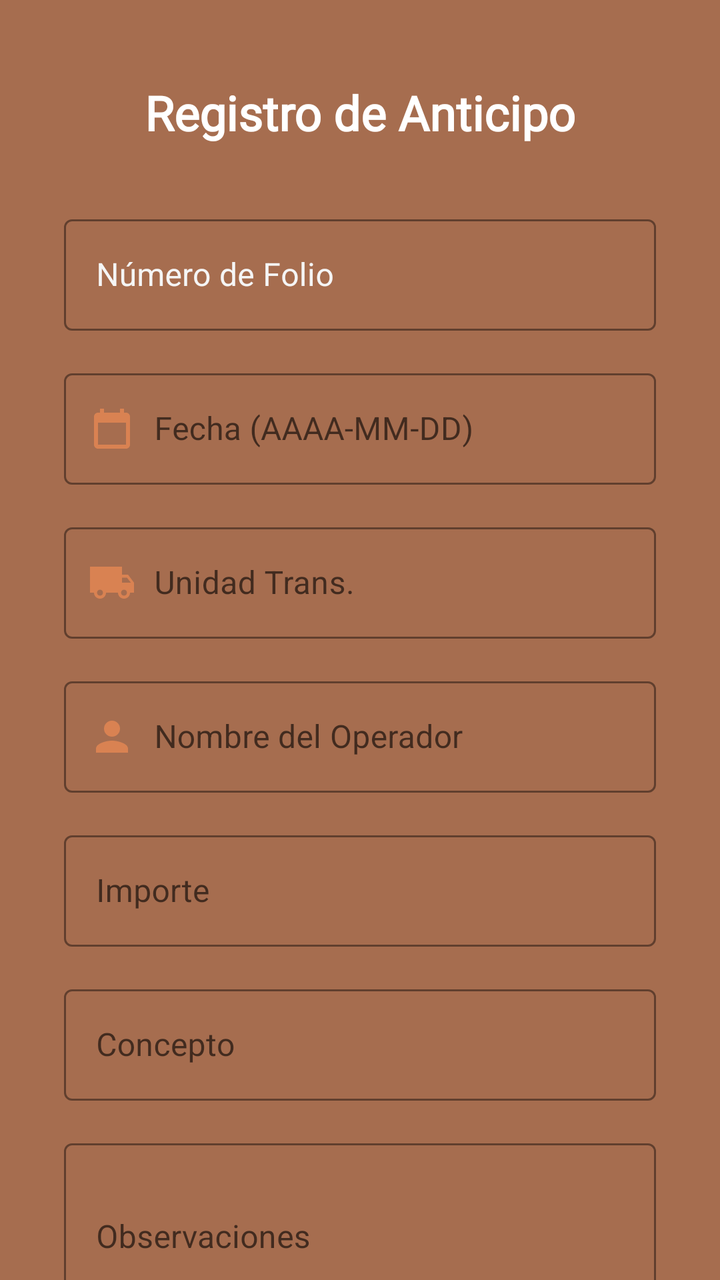
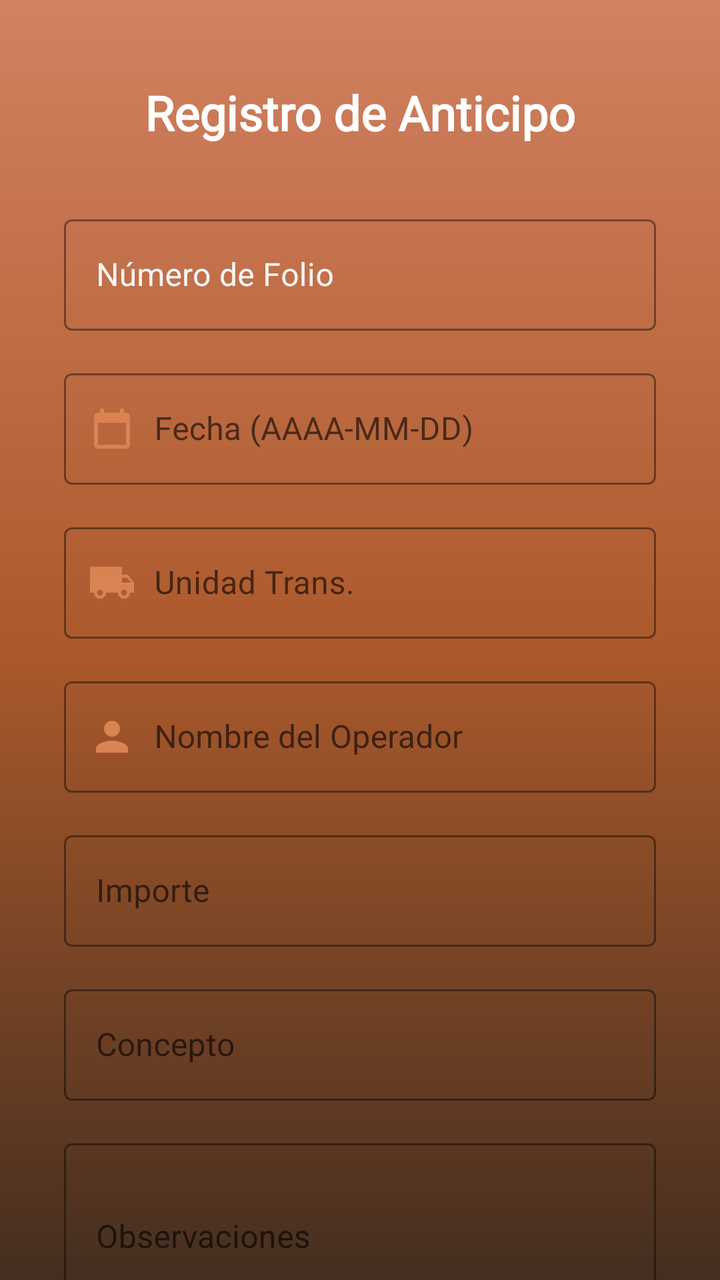

Screens rendered from an Android XML layout before and after an edit, with the pre-edit source and the edit as a unified diff.
<!-- AndroidManifest.xml: application theme Theme.Satori_by_Aristo -->
<!-- res/layout/activity_nuevo_anticipo.xml -->
<?xml version="1.0" encoding="utf-8"?>
<androidx.core.widget.NestedScrollView xmlns:android="http://schemas.android.com/apk/res/android"
    xmlns:app="http://schemas.android.com/apk/res-auto"
    xmlns:tools="http://schemas.android.com/tools"
    android:layout_width="match_parent"
    android:layout_height="match_parent"
    android:background="@color/naranja_fondo"
    android:fillViewport="true"
    tools:context=".Anticipos.NuevoAnticipo">

    <LinearLayout
        android:layout_width="match_parent"
        android:layout_height="wrap_content"
        android:orientation="vertical"
        android:padding="24dp">

        
        <TextView
            android:layout_width="match_parent"
            android:layout_height="wrap_content"
            android:text="Registro de Anticipo"
            android:textColor="@android:color/white"
            android:textSize="24sp"
            android:textStyle="bold"
            android:fontFamily="@font/rob_bold"
            android:layout_marginTop="16dp"
            android:layout_marginBottom="32dp"
            android:gravity="center"/>

        
        <com.google.android.material.textfield.TextInputLayout
            style="@style/Widget.MaterialComponents.TextInputLayout.OutlinedBox"
            android:layout_width="match_parent"
            android:layout_height="wrap_content"
            android:layout_marginHorizontal="8dp"
            android:layout_marginBottom="16dp"
            android:hint="Número de Folio"
            app:boxStrokeColor="@color/naranja_boton"
            app:hintTextColor="@color/blanco_hueso"
            android:textColorHint="@color/blanco_hueso">

            <com.google.android.material.textfield.TextInputEditText
                android:id="@+id/folioAnticipo"
                android:layout_width="match_parent"
                android:layout_height="wrap_content"
                android:inputType="number"
                android:textColor="@android:color/white"
                android:textSize="16sp" />
        </com.google.android.material.textfield.TextInputLayout>

        
        <com.google.android.material.textfield.TextInputLayout
            style="@style/Widget.MaterialComponents.TextInputLayout.OutlinedBox"
            android:layout_width="match_parent"
            android:layout_height="wrap_content"
            android:layout_marginHorizontal="8dp"
            android:layout_marginBottom="16dp"
            android:hint="       Fecha (AAAA-MM-DD)"
            app:startIconDrawable="@drawable/ic_calendar"
            app:startIconTint="@color/naranja_boton"
            app:boxStrokeColor="@color/naranja_boton">

            <com.google.android.material.textfield.TextInputEditText
                android:id="@+id/fechaAnticipo"
                android:layout_width="match_parent"
                android:layout_height="wrap_content"
                 android:textColor="@android:color/white"
                android:textSize="16sp" />
        </com.google.android.material.textfield.TextInputLayout>

        
        <com.google.android.material.textfield.TextInputLayout
            style="@style/Widget.MaterialComponents.TextInputLayout.OutlinedBox"
            android:layout_width="match_parent"
            android:layout_height="wrap_content"
            android:layout_marginHorizontal="8dp"
            android:layout_marginBottom="16dp"
            android:hint="       Unidad Trans."
            app:startIconDrawable="@drawable/ic_truck"
            app:startIconTint="@color/naranja_boton"
            app:boxStrokeColor="@color/naranja_boton">

            <com.google.android.material.textfield.TextInputEditText
                android:id="@+id/operadorAnticipo"
                android:layout_width="match_parent"
                android:layout_height="wrap_content"
                android:inputType="text"
                android:textColor="@android:color/white"
                android:textSize="16sp" />
        </com.google.android.material.textfield.TextInputLayout>

        
        <com.google.android.material.textfield.TextInputLayout
            style="@style/Widget.MaterialComponents.TextInputLayout.OutlinedBox"
            android:layout_width="match_parent"
            android:layout_height="wrap_content"
            android:layout_marginHorizontal="8dp"
            android:layout_marginBottom="16dp"
            android:hint="       Nombre del Operador"
            app:startIconDrawable="@drawable/ic_person"
            app:startIconTint="@color/naranja_boton"
            app:boxStrokeColor="@color/naranja_boton">

            <com.google.android.material.textfield.TextInputEditText
                android:id="@+id/nombreOperadorAnticipo"
                android:layout_width="match_parent"
                android:layout_height="wrap_content"
                android:inputType="textCapWords"
                android:textColor="@android:color/white"
                android:textSize="16sp" />
        </com.google.android.material.textfield.TextInputLayout>

        
        <com.google.android.material.textfield.TextInputLayout
            style="@style/Widget.MaterialComponents.TextInputLayout.OutlinedBox"
            android:layout_width="match_parent"
            android:layout_height="wrap_content"
            android:layout_marginHorizontal="8dp"
            android:layout_marginBottom="16dp"
            android:hint="Importe"
            app:prefixText="$ "
            app:prefixTextColor="@color/naranja_boton"
            app:boxStrokeColor="@color/naranja_boton">

            <com.google.android.material.textfield.TextInputEditText
                android:id="@+id/importeAnticipo"
                android:layout_width="match_parent"
                android:layout_height="wrap_content"
                android:inputType="numberDecimal"
                android:textColor="@android:color/white"
                android:textSize="16sp" />
        </com.google.android.material.textfield.TextInputLayout>

        
        <com.google.android.material.textfield.TextInputLayout
            style="@style/Widget.MaterialComponents.TextInputLayout.OutlinedBox"
            android:layout_width="match_parent"
            android:layout_height="wrap_content"
            android:layout_marginHorizontal="8dp"
            android:layout_marginBottom="16dp"
            android:hint="Concepto"
            app:boxStrokeColor="@color/naranja_boton">

            <com.google.android.material.textfield.TextInputEditText
                android:id="@+id/conceptoAnticipo"
                android:layout_width="match_parent"
                android:layout_height="wrap_content"
                android:inputType="text"
                android:textColor="@android:color/white"
                android:textSize="16sp" />
        </com.google.android.material.textfield.TextInputLayout>

        
        <com.google.android.material.textfield.TextInputLayout
            style="@style/Widget.MaterialComponents.TextInputLayout.OutlinedBox"
            android:layout_width="match_parent"
            android:layout_height="wrap_content"
            android:layout_marginHorizontal="8dp"
            android:layout_marginBottom="32dp"
            android:hint="Observaciones"
            app:boxStrokeColor="@color/naranja_boton">

            <com.google.android.material.textfield.TextInputEditText
                android:id="@+id/observacionesAnticipo"
                android:layout_width="match_parent"
                android:layout_height="wrap_content"
                android:inputType="textMultiLine"
                android:minLines="3"
                android:textColor="@android:color/white"
                android:textSize="16sp" />
        </com.google.android.material.textfield.TextInputLayout>

        
        <LinearLayout
            android:layout_width="match_parent"
            android:layout_height="wrap_content"
            android:orientation="horizontal"
            android:layout_marginHorizontal="8dp"
            android:layout_marginBottom="24dp">

            <com.google.android.material.button.MaterialButton
                android:id="@+id/atrasAnticipo"
                style="@style/Widget.MaterialComponents.Button.OutlinedButton"
                android:layout_width="0dp"
                android:layout_height="56dp"
                android:layout_weight="1"
                android:text="ATRÁS"
                android:textColor="@android:color/white"
                android:layout_marginEnd="8dp"
                app:cornerRadius="16dp"
                app:strokeColor="@android:color/white"
                app:strokeWidth="2dp" />

            <com.google.android.material.button.MaterialButton
                android:id="@+id/guardarAnticipo"
                android:layout_width="0dp"
                android:layout_height="56dp"
                android:layout_weight="1"
                android:text="REGISTRAR"
                app:backgroundTint="@color/naranja_boton"
                android:layout_marginStart="8dp"
                app:cornerRadius="16dp"
                app:elevation="4dp" />
        </LinearLayout>

    </LinearLayout>
</androidx.core.widget.NestedScrollView>
<!-- resources referenced by this layout -->
<resources>
  <color name="blanco_hueso">#F5F5F5</color>
  <color name="naranja_boton">#D98252</color>
  <color name="naranja_fondo">#A66D4F</color>
  <!-- drawable ic_calendar (drawable) -->
  <vector xmlns:android="http://schemas.android.com/apk/res/android"
      android:width="24dp" android:height="24dp"
      android:viewportWidth="24" android:viewportHeight="24"
      android:tint="?attr/colorControlNormal">
  
      <path android:fillColor="@android:color/black"
          android:pathData="M19,4h-1V2h-2v2H8V2H6v2H5c-1.1,0 -2,0.9 -2,2v14c0,1.1 0.9,2 2,2h14c1.1,0 2,-0.9 2,-2V6c0,-1.1 -0.9,-2 -2,-2zm0,16H5V9h14v11z"/>
  </vector>
  <!-- drawable ic_person (drawable) -->
  <vector xmlns:android="http://schemas.android.com/apk/res/android"
      android:width="24dp"
      android:height="24dp"
      android:viewportWidth="24"
      android:viewportHeight="24">
      <path
          android:fillColor="#FF000000"
          android:pathData="M12,12c2.21,0 4,-1.79 4,-4s-1.79,-4 -4,-4 -4,1.79 -4,4 1.79,4 4,4zM12,14c-2.67,0 -8,1.34 -8,4v2h16v-2c0,-2.66 -5.33,-4 -8,-4z"/>
  </vector>
  <!-- drawable ic_truck (drawable) -->
  <vector xmlns:android="http://schemas.android.com/apk/res/android"
  android:width="24dp"
  android:height="24dp"
  android:viewportWidth="24"
  android:viewportHeight="24"
  android:tint="?attr/colorControlNormal">
  
  <path
      android:fillColor="@android:color/black"
      android:pathData="M20,8h-3V4H1v13h2c0,1.66 1.34,3 3,3s3,-1.34 3,-3h6c0,1.66 1.34,3 3,3s3,-1.34 3,-3h2v-5L20,8zM6,18.5c-0.83,0 -1.5,-0.67 -1.5,-1.5s0.67,-1.5 1.5,-1.5s1.5,0.67 1.5,1.5S6.83,18.5 6,18.5zM18,18.5c-0.83,0 -1.5,-0.67 -1.5,-1.5s0.67,-1.5 1.5,-1.5s1.5,0.67 1.5,1.5S18.83,18.5 18,18.5zM17,12V9.5h2.5l1.97,2.5H17z"/>
  </vector>
  <style name="Theme.Satori_by_Aristo" parent="Theme.MaterialComponents.DayNight.DarkActionBar">
          
          <item name="colorPrimary">@color/orange</item>
          <item name="colorPrimaryVariant">@color/orange_dark</item>
          <item name="colorOnPrimary">@color/white</item>
          <item name="colorSecondary">@color/grey</item>
          <item name="colorOnSecondary">@color/black</item>
      </style>
  <color name="orange">#FF9800</color>
  <color name="orange_dark">#F57C00</color>
  <color name="white">#FFFFFFFF</color>
  <color name="grey">#BF040303</color>
  <color name="black">#FF000000</color>
</resources>

<!-- the commit's change to res/layout/activity_nuevo_anticipo.xml (unified diff, before → after) -->
@@ -4,7 +4,7 @@
     xmlns:tools="http://schemas.android.com/tools"
     android:layout_width="match_parent"
     android:layout_height="match_parent"
-    android:background="@color/naranja_fondo"
+    android:background="@drawable/bg_gradient"
     android:fillViewport="true"
     tools:context=".Anticipos.NuevoAnticipo">
 
<!-- resource entries referenced after the edit -->
@@ -2,7 +2,15 @@
 <resources>
   <color name="blanco_hueso">#F5F5F5</color>
   <color name="naranja_boton">#D98252</color>
-  <color name="naranja_fondo">#A66D4F</color>
+  <!-- drawable bg_gradient (drawable) -->
+  <shape xmlns:android="http://schemas.android.com/apk/res/android"
+      android:shape="rectangle">
+      <gradient
+          android:startColor="#442E1F"
+          android:centerColor="#AC5A2C"
+          android:endColor="#D28161"
+          android:angle="90"/>
+  </shape>
   <!-- drawable ic_calendar (drawable) -->
   <vector xmlns:android="http://schemas.android.com/apk/res/android"
       android:width="24dp" android:height="24dp"
@@ -41,6 +49,12 @@
           <item name="colorOnPrimary">@color/white</item>
           <item name="colorSecondary">@color/grey</item>
           <item name="colorOnSecondary">@color/black</item>
+  
+          
+          <item name="android:statusBarColor">@color/orange_dark</item> 
+          <item name="android:windowDrawsSystemBarBackgrounds">true</item> 
+          <item name="windowActionBar">true</item>
+          <item name="windowNoTitle">false</item>
       </style>
   <color name="orange">#FF9800</color>
   <color name="orange_dark">#F57C00</color>
